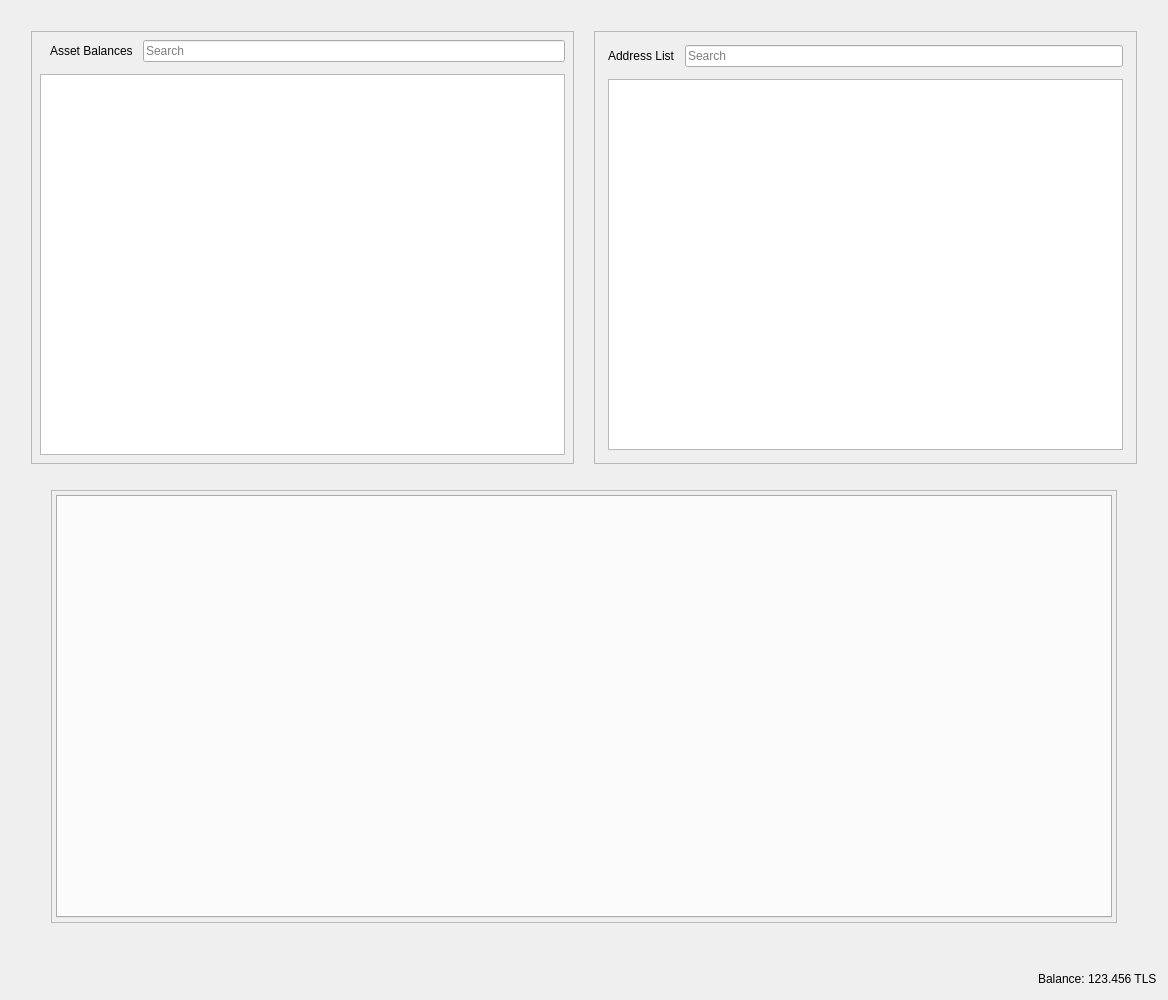
Before: the Qt Designer form src/qt/forms/restrictedassetsdialog.ui in Telestai-Project/telestai, drawn with Qt 5.
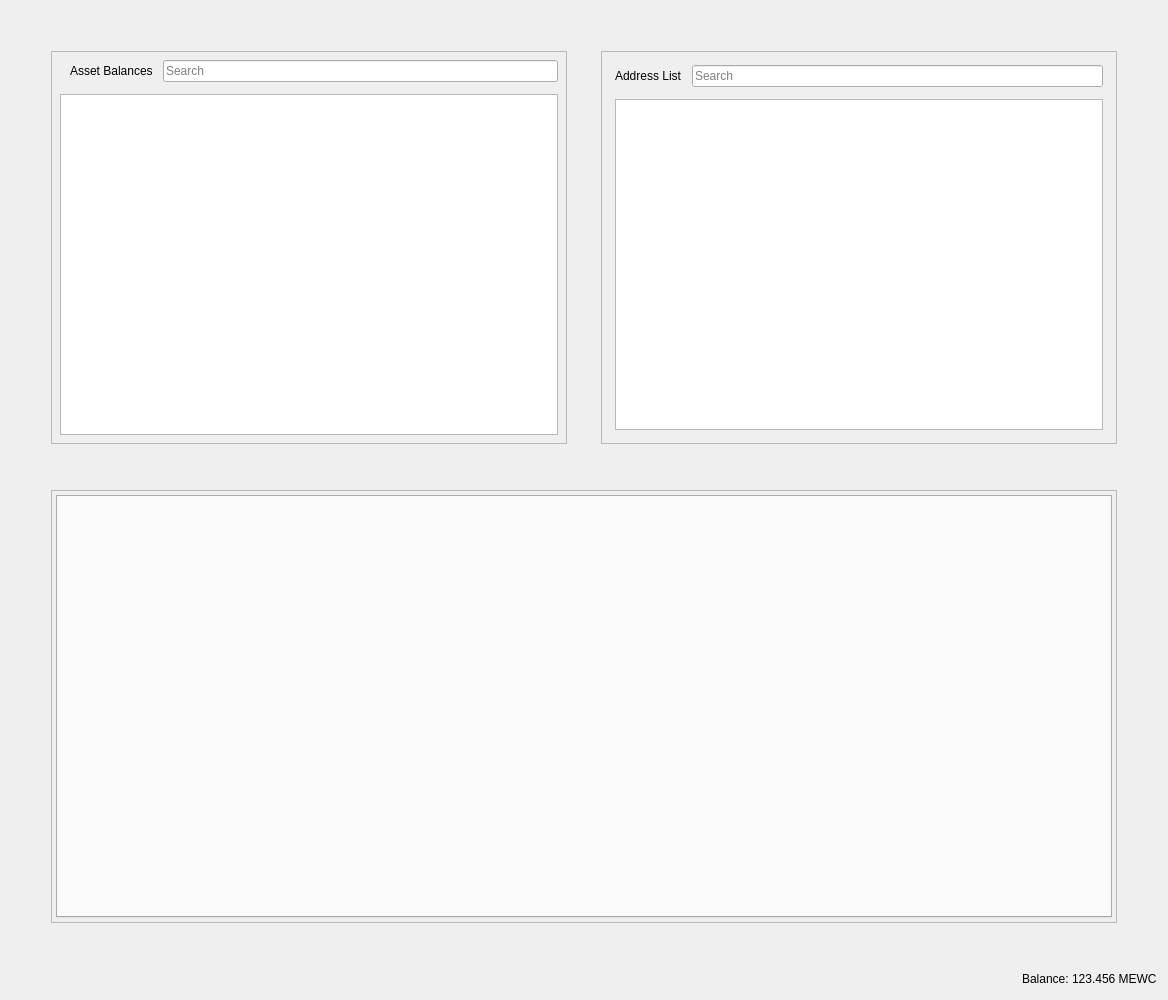
After: the same form once the commit is applied.

Diff of the .ui file:
```diff
--- a/src/qt/forms/restrictedassetsdialog.ui
+++ b/src/qt/forms/restrictedassetsdialog.ui
@@ -17,19 +17,19 @@
    <item>
     <layout class="QHBoxLayout" name="horizontalLayout">
      <property name="spacing">
-      <number>20</number>
+      <number>34</number>
      </property>
      <property name="leftMargin">
-      <number>20</number>
+      <number>40</number>
      </property>
      <property name="topMargin">
-      <number>20</number>
+      <number>40</number>
      </property>
      <property name="rightMargin">
-      <number>20</number>
+      <number>40</number>
      </property>
      <property name="bottomMargin">
-      <number>20</number>
+      <number>40</number>
      </property>
      <item>
       <widget class="QFrame" name="frameAssetBalance">
@@ -281,7 +281,7 @@
         <cursorShape>IBeamCursor</cursorShape>
        </property>
        <property name="text">
-        <string notr="true">123.456 TLS</string>
+        <string notr="true">123.456 MEWC</string>
        </property>
        <property name="textInteractionFlags">
         <set>Qt::LinksAccessibleByMouse|Qt::TextSelectableByKeyboard|Qt::TextSelectableByMouse</set>
```
Left out of the diff: 2 changed lines with no effect on the pictures.
